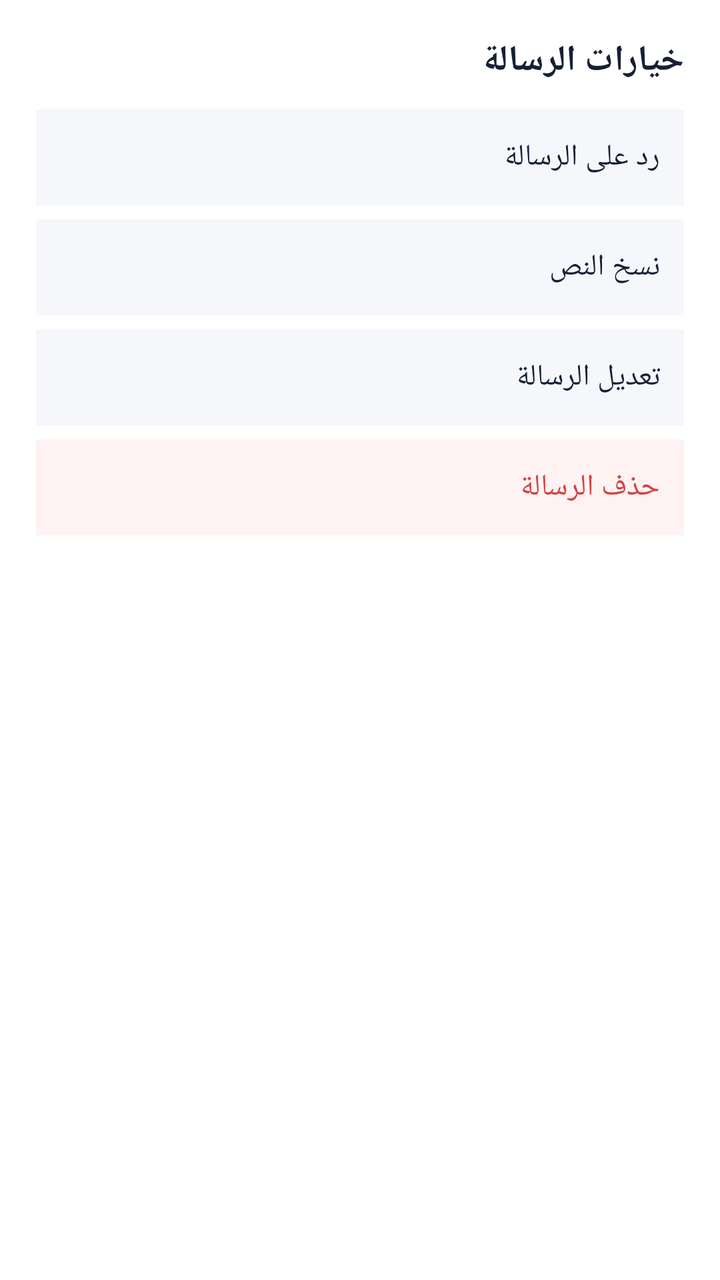
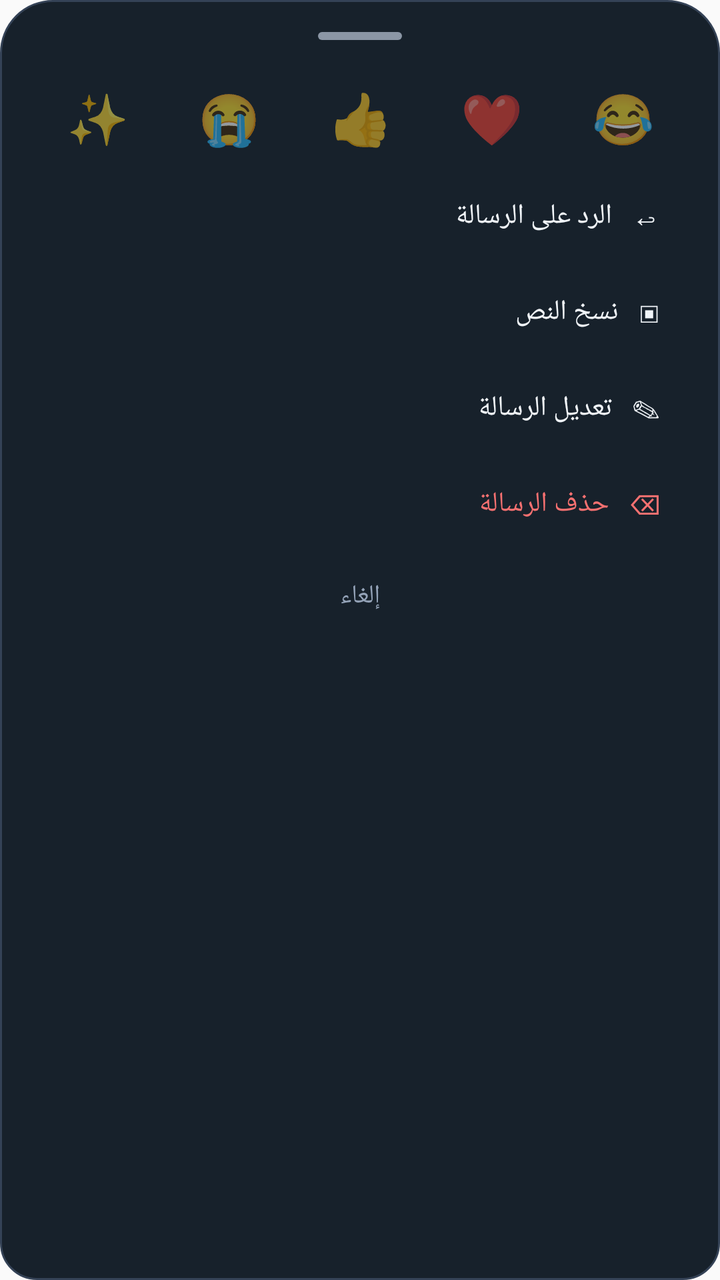

An Android layout rendered at two revisions. The XML below is the earlier revision; the diff shows what the commit changed to produce the second picture.
<!-- AndroidManifest.xml: application theme AppTheme -->
<!-- res/layout/native_message_actions.xml -->
<?xml version="1.0" encoding="utf-8"?>
<LinearLayout xmlns:android="http://schemas.android.com/apk/res/android"
    android:layout_width="match_parent" android:layout_height="wrap_content"
    android:orientation="vertical" android:padding="18dp" android:background="#FFFFFF">
    <TextView android:layout_width="match_parent" android:layout_height="wrap_content"
        android:text="خيارات الرسالة" android:textSize="18sp" android:textStyle="bold" android:textColor="#172033" android:paddingBottom="12dp" />
    <TextView android:id="@+id/msgActionReply" android:layout_width="match_parent" android:layout_height="48dp"
        android:gravity="center_vertical" android:drawablePadding="12dp" android:paddingHorizontal="12dp"
        android:text="رد على الرسالة" android:textSize="15sp" android:textColor="#172033" android:background="#F5F7FB" />
    <TextView android:id="@+id/msgActionCopy" android:layout_width="match_parent" android:layout_height="48dp"
        android:layout_marginTop="7dp" android:gravity="center_vertical" android:paddingHorizontal="12dp"
        android:text="نسخ النص" android:textSize="15sp" android:textColor="#172033" android:background="#F5F7FB" />
    <TextView android:id="@+id/msgActionEdit" android:layout_width="match_parent" android:layout_height="48dp"
        android:layout_marginTop="7dp" android:gravity="center_vertical" android:paddingHorizontal="12dp"
        android:text="تعديل الرسالة" android:textSize="15sp" android:textColor="#172033" android:background="#F5F7FB" />
    <TextView android:id="@+id/msgActionDelete" android:layout_width="match_parent" android:layout_height="48dp"
        android:layout_marginTop="7dp" android:gravity="center_vertical" android:paddingHorizontal="12dp"
        android:text="حذف الرسالة" android:textSize="15sp" android:textColor="#D04444" android:background="#FFF2F2" />
</LinearLayout>
<!-- resources referenced by this layout -->
<resources>
  <style name="AppTheme" parent="@android:style/Theme.Material.Light.DarkActionBar">
  		<item name="android:colorPrimary">@color/colorPrimary</item>
  		<item name="android:colorPrimaryDark">@color/colorPrimaryDark</item>
  		<item name="android:colorAccent">@color/colorAccent</item>
  		<item name="android:colorControlHighlight">@color/colorControlHighlight</item>
  		<item name="android:colorControlNormal">@color/colorControlNormal</item>
  	</style>
  <color name="colorPrimary">#F57C00</color>
  <color name="colorPrimaryDark">#E65100</color>
  <color name="colorAccent">#03DAC5</color>
  <color name="colorControlHighlight">#FFF3E0</color>
  <color name="colorControlNormal">#BDBDBD</color>
</resources>

<!-- the commit's change to res/layout/native_message_actions.xml (unified diff, before → after) -->
@@ -1,19 +1,16 @@
 <?xml version="1.0" encoding="utf-8"?>
-<LinearLayout xmlns:android="http://schemas.android.com/apk/res/android"
-    android:layout_width="match_parent" android:layout_height="wrap_content"
-    android:orientation="vertical" android:padding="18dp" android:background="#FFFFFF">
-    <TextView android:layout_width="match_parent" android:layout_height="wrap_content"
-        android:text="خيارات الرسالة" android:textSize="18sp" android:textStyle="bold" android:textColor="#172033" android:paddingBottom="12dp" />
-    <TextView android:id="@+id/msgActionReply" android:layout_width="match_parent" android:layout_height="48dp"
-        android:gravity="center_vertical" android:drawablePadding="12dp" android:paddingHorizontal="12dp"
-        android:text="رد على الرسالة" android:textSize="15sp" android:textColor="#172033" android:background="#F5F7FB" />
-    <TextView android:id="@+id/msgActionCopy" android:layout_width="match_parent" android:layout_height="48dp"
-        android:layout_marginTop="7dp" android:gravity="center_vertical" android:paddingHorizontal="12dp"
-        android:text="نسخ النص" android:textSize="15sp" android:textColor="#172033" android:background="#F5F7FB" />
-    <TextView android:id="@+id/msgActionEdit" android:layout_width="match_parent" android:layout_height="48dp"
-        android:layout_marginTop="7dp" android:gravity="center_vertical" android:paddingHorizontal="12dp"
-        android:text="تعديل الرسالة" android:textSize="15sp" android:textColor="#172033" android:background="#F5F7FB" />
-    <TextView android:id="@+id/msgActionDelete" android:layout_width="match_parent" android:layout_height="48dp"
-        android:layout_marginTop="7dp" android:gravity="center_vertical" android:paddingHorizontal="12dp"
-        android:text="حذف الرسالة" android:textSize="15sp" android:textColor="#D04444" android:background="#FFF2F2" />
+<LinearLayout xmlns:android="http://schemas.android.com/apk/res/android" android:id="@+id/nativeMessageActions" android:layout_width="match_parent" android:layout_height="wrap_content" android:orientation="vertical" android:padding="16dp" android:background="@drawable/bg_native_sheet" android:layoutDirection="rtl">
+ <View android:layout_width="42dp" android:layout_height="4dp" android:layout_gravity="center_horizontal" android:background="@drawable/bg_gesture_handle" android:layout_marginBottom="14dp"/>
+ <LinearLayout android:layout_width="match_parent" android:layout_height="50dp" android:orientation="horizontal" android:gravity="center">
+  <TextView android:id="@+id/msgReactLaugh" android:layout_width="0dp" android:layout_height="46dp" android:layout_weight="1" android:gravity="center" android:text="😂" android:textSize="25sp"/>
+  <TextView android:id="@+id/msgReactHeart" android:layout_width="0dp" android:layout_height="46dp" android:layout_weight="1" android:gravity="center" android:text="❤️" android:textSize="25sp"/>
+  <TextView android:id="@+id/msgReactLike" android:layout_width="0dp" android:layout_height="46dp" android:layout_weight="1" android:gravity="center" android:text="👍" android:textSize="25sp"/>
+  <TextView android:id="@+id/msgReactSad" android:layout_width="0dp" android:layout_height="46dp" android:layout_weight="1" android:gravity="center" android:text="😭" android:textSize="25sp"/>
+  <TextView android:id="@+id/msgReactSpark" android:layout_width="0dp" android:layout_height="46dp" android:layout_weight="1" android:gravity="center" android:text="✨" android:textSize="25sp"/>
+ </LinearLayout>
+ <TextView android:id="@+id/msgActionReply" android:layout_width="match_parent" android:layout_height="48dp" android:gravity="center_vertical" android:paddingStart="14dp" android:text="↩   الرد على الرسالة" android:textColor="#F1F5F9" android:textSize="14sp"/>
+ <TextView android:id="@+id/msgActionCopy" android:layout_width="match_parent" android:layout_height="48dp" android:gravity="center_vertical" android:paddingStart="14dp" android:text="▣   نسخ النص" android:textColor="#F1F5F9" android:textSize="14sp"/>
+ <TextView android:id="@+id/msgActionEdit" android:layout_width="match_parent" android:layout_height="48dp" android:gravity="center_vertical" android:paddingStart="14dp" android:text="✎   تعديل الرسالة" android:textColor="#F1F5F9" android:textSize="14sp"/>
+ <TextView android:id="@+id/msgActionDelete" android:layout_width="match_parent" android:layout_height="48dp" android:gravity="center_vertical" android:paddingStart="14dp" android:text="⌫   حذف الرسالة" android:textColor="#F87171" android:textSize="14sp"/>
+ <TextView android:id="@+id/msgActionCancel" android:layout_width="match_parent" android:layout_height="44dp" android:gravity="center" android:text="إلغاء" android:textColor="#94A3B8" android:textSize="13sp"/>
 </LinearLayout>
<!-- resource entries referenced after the edit -->
@@ -1,5 +1,9 @@
 <!-- resources referenced by this layout -->
 <resources>
+  <!-- drawable bg_gesture_handle (drawable) -->
+  <shape xmlns:android="http://schemas.android.com/apk/res/android" android:shape="rectangle"><solid android:color="#8B96A5"/><corners android:radius="4dp"/></shape>
+  <!-- drawable bg_native_sheet (drawable) -->
+  <shape xmlns:android="http://schemas.android.com/apk/res/android"><solid android:color="#17212B"/><corners android:topLeftRadius="26dp" android:topRightRadius="26dp" android:bottomLeftRadius="18dp" android:bottomRightRadius="18dp"/><stroke android:width="1dp" android:color="#344256"/></shape>
   <style name="AppTheme" parent="@android:style/Theme.Material.Light.DarkActionBar">
   		<item name="android:colorPrimary">@color/colorPrimary</item>
   		<item name="android:colorPrimaryDark">@color/colorPrimaryDark</item>
